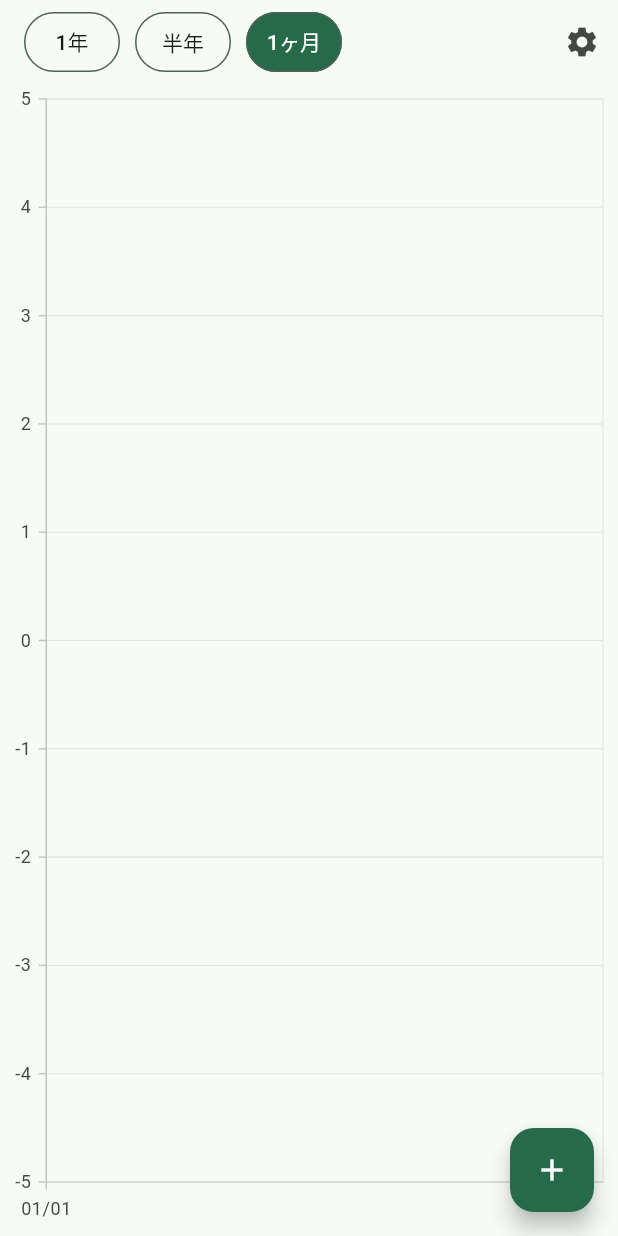
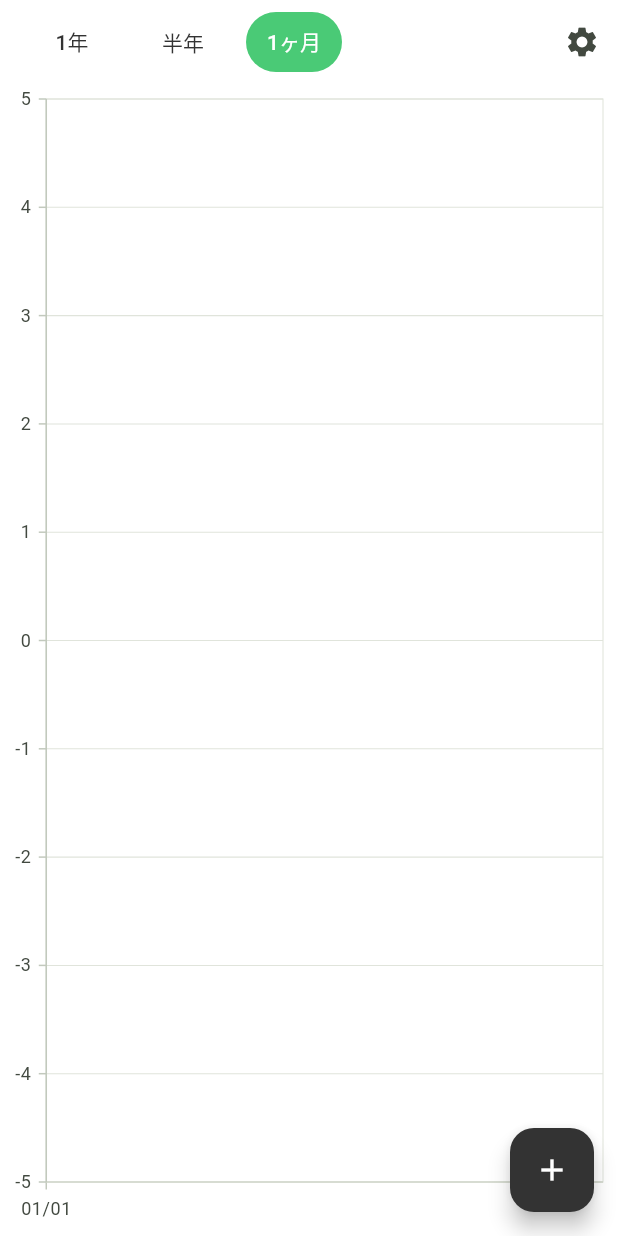
Before and after one commit to Mood-Trend/mood-trend-flutter, a Flutter app: the screen it shows once a user with an empty profile is signed in, on a phone screen of 412 x 824 dp. Run offline on Flutter 3.47's test engine with Material 2 defaults, Android fonts, the phone set to English and light mode, and no system bars; our stand-ins replace cloud_firestore, firebase_auth, firebase_core, flutter_riverpod, freezed_annotation, gap and 4 more; missing offline and left inert: flutter_overboard; accounts and stored records are empty; generated files the repository leaves out were written again; Roboto replaces fonts that are missing (Noto Sans JP).

Commit message:
feat: UIの変更

```diff
--- a/lib/main.dart
+++ b/lib/main.dart
@@ -10,6 +10,7 @@ import 'package:mood_trend_flutter/presentation/components/dialog.dart';
 import 'package:mood_trend_flutter/presentation/components/loading.dart';
 import 'package:mood_trend_flutter/presentation/components/snackbars.dart';
 import 'package:mood_trend_flutter/presentation/root_page.dart';
+import 'package:mood_trend_flutter/utils/app_colors.dart';
 import 'package:mood_trend_flutter/utils/constants.dart';
 import 'package:package_info/package_info.dart';
 
@@ -45,9 +46,17 @@ class App extends ConsumerWidget {
       title: 'Mood Trend',
       theme: ThemeData(
         useMaterial3: true,
-        colorSchemeSeed: Colors.greenAccent,
+        colorSchemeSeed: Colors.green,
         sliderTheme: SliderThemeData(
           overlayShape: SliderComponentShape.noOverlay,
+          activeTrackColor: AppColors.green,
+          activeTickMarkColor: AppColors.green,
+          thumbColor: AppColors.green,
+          valueIndicatorTextStyle:
+              TextStyle(color: AppColors.white, fontWeight: FontWeight.bold),
+          valueIndicatorColor: AppColors.green,
+          inactiveTrackColor: AppColors.grey,
+          inactiveTickMarkColor: AppColors.grey,
         ),
         fontFamily: 'Noto Sans JP',
         fontFamilyFallback: const ['Noto Sans JP'],
--- a/lib/presentation/home_page.dart
+++ b/lib/presentation/home_page.dart
@@ -11,6 +11,7 @@ import 'package:mood_trend_flutter/utils/page_navigator.dart';
 import 'package:syncfusion_flutter_charts/charts.dart';
 
 import '../infrastructure/firebase/mood_point_repository.dart';
+import '../utils/app_colors.dart';
 import 'mixin/error_handler_mixin.dart';
 
 // グラフ表示期間を示す
@@ -60,29 +61,23 @@ class HomePage extends ConsumerWidget {
 
   @override
   Widget build(BuildContext context, WidgetRef ref) {
-    final colors = Theme.of(context).colorScheme;
-
     final selectedTerm = ref.watch(selectedTermProvider);
     ButtonStyle buttonStyle(Term term) {
       return TextButton.styleFrom(
         /// 文字色は選択されている場合は白、そうでない場合は黒
         foregroundColor:
-            selectedTerm == term ? colors.onSecondary : colors.onBackground,
+            selectedTerm == term ? AppColors.white : AppColors.black,
 
-        /// 背景色は選択されている場合は緑、そうでない場合は白
+        /// 背景色は選択されている場合は緑、そうでない場合は透明
         backgroundColor:
-            selectedTerm == term ? colors.primary : colors.background,
-
-        /// 枠線は緑に固定
-        side: BorderSide(
-          color: colors.secondary,
-          width: 1,
-        ),
+            selectedTerm == term ? AppColors.green : Colors.transparent,
       );
     }
 
     return Scaffold(
+      backgroundColor: AppColors.white,
       appBar: AppBar(
+        backgroundColor: AppColors.white,
         title: Row(
           mainAxisAlignment: MainAxisAlignment.center,
           mainAxisSize: MainAxisSize.min,
@@ -125,6 +120,7 @@ class HomePage extends ConsumerWidget {
           builder: (moodPoints) {
             return Center(
               child: SfCartesianChart(
+                backgroundColor: AppColors.white,
                 primaryXAxis: DateTimeAxis(
                   dateFormat: DateFormat('MM/dd', 'ja_JP'),
                   visibleMinimum: ref.watch(visibleMinimumProvider),
@@ -135,27 +131,60 @@ class HomePage extends ConsumerWidget {
                   maximum: 5,
                   interval: 1,
                   numberFormat: NumberFormat('0'),
+                  plotBands: <PlotBand>[
+                    PlotBand(
+                      isVisible: true,
+                      start: double.infinity,
+                      end: 0,
+                      color: Colors.white,
+                    ),
+                    PlotBand(
+                      isVisible: true,
+                      start: -double.infinity,
+                      end: 0,
+                      color: Color.fromRGBO(249, 249, 249, 1),
+                    ),
+                  ],
                 ),
+                axes: [
+                  NumericAxis(
+                    minimum: 0,
+                    maximum: 16,
+                    interval: 1,
+                    name: 'yAxis',
+                    opposedPosition: true,
+                  ),
+                ],
                 series: <ChartSeries>[
                   // 塗りつぶす部分を描画するためのエリアチャート
-                  SplineAreaSeries<MoodPoint, DateTime>(
+                  LineSeries<MoodPoint, DateTime>(
                     dataSource: moodPoints,
                     xValueMapper: (MoodPoint value, _) =>
                         value.moodDate.toDateOnly(),
                     yValueMapper: (MoodPoint value, _) => value.point,
-                    color: colors.secondaryContainer,
-                    borderDrawMode: BorderDrawMode.excludeBottom,
+                    color: AppColors.green.withOpacity(0.5),
+                    markerSettings: const MarkerSettings(isVisible: true),
+                    // borderDrawMode: RangeAreaBorderMode.excludeSides,
+                  ),
+                  LineSeries<MoodPoint, DateTime>(
+                    dataSource: moodPoints,
+                    xValueMapper: (MoodPoint value, _) =>
+                        value.moodDate.toDateOnly(),
+                    yValueMapper: (MoodPoint value, _) => value.plannedVolume,
+                    color: AppColors.blue.withOpacity(0.5),
+                    markerSettings: const MarkerSettings(isVisible: true),
+                    yAxisName: 'yAxis',
                   ),
                 ],
               ),
             );
           }),
       floatingActionButton: FloatingActionButton(
-        backgroundColor: colors.primary,
-        foregroundColor: colors.onPrimary,
+        backgroundColor: AppColors.black,
+        foregroundColor: AppColors.grey,
         onPressed: () {
           showModalBottomSheet(
-            backgroundColor: colors.background,
+            backgroundColor: AppColors.white,
             isScrollControlled: true,
             context: context,
             builder: (context) {
@@ -163,7 +192,7 @@ class HomePage extends ConsumerWidget {
             },
           );
         },
-        child: const Icon(Icons.add),
+        child: Icon(Icons.add, color: AppColors.white),
       ),
     );
   }
@@ -187,8 +216,11 @@ class _MyWidgetState extends ConsumerState<InputModal> with ErrorHandlerMixin {
   double _moodValue = 1.0;
   @override
   Widget build(BuildContext context) {
-    final colors = Theme.of(context).colorScheme;
-    return SizedBox(
+    return Container(
+      decoration: BoxDecoration(
+        borderRadius: BorderRadius.circular(30),
+        color: AppColors.white,
+      ),
       height: 410,
       child: Center(
         child: Column(mainAxisAlignment: MainAxisAlignment.start, children: [
@@ -202,6 +234,25 @@ class _MyWidgetState extends ConsumerState<InputModal> with ErrorHandlerMixin {
                 initialDate: date,
                 firstDate: DateTime(2000),
                 lastDate: DateTime.now(),
+                builder: (context, child) {
+                  return Theme(
+                    data: Theme.of(context).copyWith(
+                      colorScheme: ColorScheme.light(
+                        primary: AppColors.green, // 選択された日付の背景色
+                        onPrimary: AppColors.white,
+                        surface: AppColors.white, // カレンダーの背景色
+                        onSurface: AppColors.black, // カレンダーのテキストカラー
+                      ),
+                      dialogBackgroundColor: AppColors.white, //カレンダーの背景色
+                      textButtonTheme: TextButtonThemeData(
+                        style: TextButton.styleFrom(
+                          foregroundColor: AppColors.green, // ボタンのテキスト
+                        ),
+                      ),
+                    ),
+                    child: child!,
+                  );
+                },
               );
               if (selectedDate != null) {
                 setState(() {
@@ -209,9 +260,16 @@ class _MyWidgetState extends ConsumerState<InputModal> with ErrorHandlerMixin {
                 });
               }
             },
-            icon: const Icon(Icons.calendar_month),
+            icon: Icon(
+              Icons.calendar_month,
+              color: AppColors.green,
+            ),
             label: Text(
-                "${date.year.toString()}-${date.month.toString().padLeft(2, '0')}-${date.day.toString().padLeft(2, '0')}"),
+              "${date.year.toString()}-${date.month.toString().padLeft(2, '0')}-${date.day.toString().padLeft(2, '0')}",
+              style: TextStyle(
+                color: AppColors.black,
+              ),
+            ),
           ),
           Padding(
             padding: const EdgeInsets.fromLTRB(56, 48, 56, 0),
@@ -292,7 +350,7 @@ class _MyWidgetState extends ConsumerState<InputModal> with ErrorHandlerMixin {
                   ),
                   icon: Icon(
                     Icons.align_horizontal_left,
-                    color: colors.primary,
+                    color: AppColors.green,
                   ),
                 ),
               ),
@@ -338,9 +396,12 @@ class _MyWidgetState extends ConsumerState<InputModal> with ErrorHandlerMixin {
                       successMessage: '気分値と予定数の登録が完了しました',
                     );
                   },
-                  child: const Text(
+                  child: Text(
                     '保存',
-                    style: TextStyle(fontWeight: FontWeight.bold),
+                    style: TextStyle(
+                      fontWeight: FontWeight.bold,
+                      color: AppColors.green,
+                    ),
                   ),
                 ),
               ),
--- a/lib/utils/app_colors.dart
+++ b/lib/utils/app_colors.dart
@@ -3,10 +3,11 @@ import 'package:hexcolor/hexcolor.dart';
 /// アプリケーションで使用する色を定義するクラス
 /// Colors は使用しないでください。
 class AppColors {
-  static final black = HexColor('#000000');
+  static final black = HexColor('#333333');
   static final white = HexColor('#FFFFFF');
-  static final grey = HexColor('#72746F');
-  static final green = HexColor('#E4ECD3');
-  static final yellow = HexColor('#FFFCE3');
-  static final pink = HexColor('#FFEDED');
+  static final grey = HexColor('#B2B2B2');
+  static final lightGrey = HexColor('#F6F6F6');
+  static final green = HexColor('#4ACA76');
+  static final blue = HexColor('#4ACACA');
+  static final red = HexColor('#BA1B1B');
 }
```
Also changed, not shown: lib/presentation/onboarding_page.dart (+15 -15 lines), lib/presentation/setting_page.dart (+38 -30 lines), lib/presentation/signin_page.dart (+8 -8 lines), assets/graph.png, assets/logo.png, assets/table.png.
